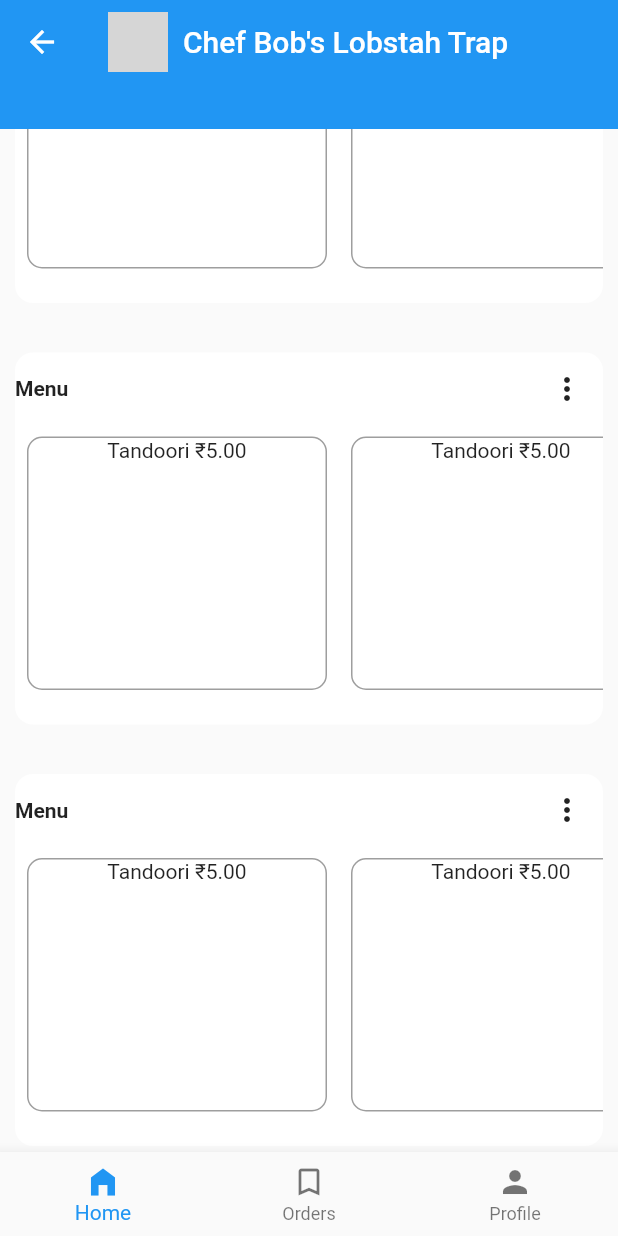
After one commit to pratyushharsh/thelawala, a Flutter app: the HomePage screen opened directly, scrolled down 566 dp, after a tap on the "more vert" icon, on a phone screen of 412 x 824 dp. The commit adds this screen. Run offline on Flutter 3.47's test engine with Material 2 defaults, Android fonts, the phone set to English and light mode, and no system bars; our stand-ins replace bloc, equatable, flutter_bloc; missing offline and left inert: amplify_auth_cognito, amplify_flutter; network calls fail; grey boxes are pictures that could not be loaded.

Commit message:
added dashboard

```diff
--- /dev/null
+++ b/lib/constants/Constants.dart
@@ -0,0 +1,4 @@
+class Constants {
+  static const String DUMMY_IMAGE = 'https://i.pinimg.com/originals/b9/97/af/b997af4ae21e5e3e8f12d55a392c6b16.png';
+  static const String DUMMY_IMAGE_BANNER = 'https://imgmediagumlet.lbb.in/media/2018/11/5c000b6396d8106634423445_1543506787880.jpg?fm=webp&w=750&h=500&dpr=1';
+}
--- a/lib/core/home/screen/home_screen.dart
+++ b/lib/core/home/screen/home_screen.dart
@@ -1,4 +1,7 @@
 import 'package:flutter/material.dart';
+import 'package:thelawala/core/settings/settings.dart';
+import 'package:thelawala/modules/dashboard/detail/dashboard-detail.dart';
+import 'package:thelawala/modules/orders/order-detail.dart';
 
 
 class HomeScreen extends StatelessWidget {
@@ -6,8 +9,45 @@
 
   @override
   Widget build(BuildContext context) {
+    return HomePage();
+  }
+}
+
+class HomePage extends StatefulWidget {
+  const HomePage({Key? key}) : super(key: key);
+
+  @override
+  _HomePageState createState() => _HomePageState();
+}
+
+class _HomePageState extends State<HomePage> {
+  int _selectedIndex = 0;
+
+  static List<Widget> _tabs = [
+    DashboardDetail(),
+    OrderDetail(),
+    Settings()
+  ];
+
+  void _onItemTapped(int index) {
+    setState(() {
+      _selectedIndex = index;
+    });
+  }
+
+  @override
+  Widget build(BuildContext context) {
     return Scaffold(
-      body: Center(child: Text("Home Screen"),),
+      body: _tabs[_selectedIndex],
+      bottomNavigationBar: BottomNavigationBar(
+        items: [
+          BottomNavigationBarItem(icon: Icon(Icons.home_filled), label: "Home"),
+          BottomNavigationBarItem(icon: Icon(Icons.bookmark_border), label: "Orders"),
+          BottomNavigationBarItem(icon: Icon(Icons.person), label: "Profile"),
+        ],
+        currentIndex: _selectedIndex,
+        onTap: _onItemTapped,
+      ),
     );
   }
 }
--- /dev/null
+++ b/lib/modules/dashboard/detail/custom-appbar.dart
@@ -0,0 +1 @@
+import 'package:flutter/material.dart';
--- /dev/null
+++ b/lib/modules/dashboard/detail/custom-silver-appbar-deligate.dart
@@ -0,0 +1,85 @@
+import 'package:flutter/material.dart';
+import 'package:thelawala/constants/Constants.dart';
+import 'package:thelawala/modules/dashboard/detail/profile-card.dart';
+
+class CustomSilverAppBarDelegate extends SliverPersistentHeaderDelegate {
+  final double expandedHeight;
+
+  CustomSilverAppBarDelegate({required this.expandedHeight});
+
+  double disappear(double shrinkOffset) => 1 - shrinkOffset / expandedHeight;
+
+  double appear(double shrinkOffset) => shrinkOffset / expandedHeight;
+
+  @override
+  Widget build(
+      BuildContext context, double shrinkOffset, bool overlapsContent) {
+    final size = 180;
+    final top = expandedHeight - shrinkOffset - size / 2;
+
+    return Stack(
+      fit: StackFit.expand,
+      clipBehavior: Clip.none,
+      children: [
+        buildBackground(shrinkOffset),
+        buildAppBar(shrinkOffset),
+        Positioned(
+          top: top,
+          left: 6,
+          right: 6,
+          child: buildFloating(shrinkOffset),
+        ),
+      ],
+    );
+  }
+
+  Widget buildFloating(double shrinkOffset) => Opacity(
+        opacity: disappear(shrinkOffset),
+        child: Container(
+          child: ProfileCard(),
+          width: double.infinity,
+        ),
+      );
+
+  Widget buildAppBar(double shrinkOffset) => Opacity(
+        opacity: appear(shrinkOffset),
+        child: AppBar(
+          elevation: 0,
+          title: Row(
+            children: [
+              Hero(
+                tag: "profile-logo",
+                child: CircleAvatar(
+                  // radius: 20,
+                  backgroundImage: NetworkImage(
+                    Constants.DUMMY_IMAGE_BANNER,
+                  ),
+                ),
+              ),
+              SizedBox(width: 10,),
+              Text("Chef Bob's Lobstah Trap")
+            ],
+          ),
+          centerTitle: true,
+        ),
+      );
+
+  Widget buildBackground(double shrinkOffset) => Opacity(
+        opacity: disappear(shrinkOffset),
+        child: Image.network(
+          Constants.DUMMY_IMAGE,
+          fit: BoxFit.cover,
+        ),
+      );
+
+  @override
+  double get maxExtent => expandedHeight;
+
+  @override
+  double get minExtent => kToolbarHeight + 30;
+
+  @override
+  bool shouldRebuild(covariant SliverPersistentHeaderDelegate oldDelegate) {
+    return true;
+  }
+}
--- /dev/null
+++ b/lib/modules/dashboard/detail/dashboard-detail.dart
@@ -0,0 +1,130 @@
+import 'package:flutter/cupertino.dart';
+import 'package:flutter/material.dart';
+import 'package:thelawala/constants/Constants.dart';
+import 'package:thelawala/modules/dashboard/detail/vendor-menu.dart';
+
+import 'custom-silver-appbar-deligate.dart';
+
+class DashboardDetail extends StatefulWidget {
+  const DashboardDetail({Key? key}) : super(key: key);
+
+  @override
+  _DashboardDetailState createState() => _DashboardDetailState();
+}
+
+class _DashboardDetailState extends State<DashboardDetail> {
+  bool _pinned = true;
+  bool _snap = false;
+  bool _floating = false;
+
+  Widget buildImage() => SliverToBoxAdapter(
+        child: Container(
+          padding: EdgeInsets.symmetric(horizontal: 6),
+          child: ListView(
+            shrinkWrap: true,
+            primary: false,
+            children: [
+              SizedBox(height: 10,),
+              MenuCard(),
+              MenuCard(),
+              MenuCard(),
+              MenuCard(),
+            ],
+          ),
+        ),
+      );
+
+  @override
+  Widget build(BuildContext context) {
+    return CustomScrollView(
+      slivers: [
+        SliverPersistentHeader(
+          delegate: CustomSilverAppBarDelegate(expandedHeight: 200),
+          pinned: true,
+        ),
+        buildImage(),
+      ],
+    );
+  }
+}
+
+class ProfileBanner extends StatelessWidget {
+  const ProfileBanner({Key? key}) : super(key: key);
+
+  @override
+  Widget build(BuildContext context) {
+    return Stack(
+      children: [
+        Container(
+          child: Image.network(
+            Constants.DUMMY_IMAGE,
+            fit: BoxFit.cover,
+          ),
+          height: 200,
+        ),
+        Positioned(
+          bottom: 0,
+          left: 0,
+          right: 0,
+          child: CircleAvatar(
+            child: Text("PH"),
+            minRadius: 50,
+          ),
+        )
+      ],
+    );
+  }
+}
+
+class DashboardCard extends StatelessWidget {
+  final String header;
+  final Widget child;
+  const DashboardCard({Key? key, required this.header, required this.child})
+      : super(key: key);
+
+  @override
+  Widget build(BuildContext context) {
+    return Container(
+      padding: EdgeInsets.only(top: 25),
+      width: double.infinity,
+      child: Card(
+        shape: RoundedRectangleBorder(
+            borderRadius: BorderRadius.all(Radius.circular(12))),
+        elevation: 0,
+        child: Container(
+          child: Column(
+            crossAxisAlignment: CrossAxisAlignment.start,
+            children: [
+              Row(
+                mainAxisAlignment: MainAxisAlignment.spaceBetween,
+                children: [
+                  Text("Menu",
+                      style:
+                          TextStyle(fontWeight: FontWeight.bold, fontSize: 18)),
+                  IconButton(onPressed: () {}, icon: Icon(Icons.more_vert))
+                ],
+              ),
+              Container(
+                padding: EdgeInsets.only(left: 12, bottom: 15),
+                child: Column(
+                  crossAxisAlignment: CrossAxisAlignment.start,
+                  children: [
+                    Text(
+                      "New Delhi",
+                      style: TextStyle(fontStyle: FontStyle.italic),
+                    ),
+                    Text(
+                      "Chef Bob's Lobstah Trap",
+                      style:
+                          TextStyle(fontWeight: FontWeight.bold, fontSize: 24),
+                    ),
+                  ],
+                ),
+              )
+            ],
+          ),
+        ),
+      ),
+    );
+  }
+}
--- /dev/null
+++ b/lib/modules/dashboard/detail/profile-card.dart
@@ -0,0 +1,83 @@
+import 'package:flutter/material.dart';
+import 'package:thelawala/constants/Constants.dart';
+
+class ProfileCard extends StatelessWidget {
+  const ProfileCard({Key? key}) : super(key: key);
+
+  @override
+  Widget build(BuildContext context) {
+    return Container(
+      child: Stack(
+        children: [
+          Container(
+            padding: EdgeInsets.only(top: 25),
+            width: double.infinity,
+            child: Card(
+              shape: RoundedRectangleBorder(
+                  borderRadius: BorderRadius.all(Radius.circular(12))),
+              elevation: 0,
+              child: Container(
+                child: Column(
+                  crossAxisAlignment: CrossAxisAlignment.start,
+                  children: [
+                    Row(
+                      mainAxisAlignment: MainAxisAlignment.end,
+                      children: [
+                        IconButton(
+                            onPressed: () {}, icon: Icon(Icons.more_vert))
+                      ],
+                    ),
+                    Container(
+                      padding: EdgeInsets.only(left: 12, bottom: 15),
+                      child: Column(
+                        crossAxisAlignment: CrossAxisAlignment.start,
+                        children: [
+                          Text(
+                            "New Delhi | Jaipur | Patna",
+                            style: TextStyle(color: Colors.black87),
+                          ),
+                          Row(
+                            children: [
+                              Text(
+                                "Chef Bob's Lobstah Trap",
+                                style: TextStyle(
+                                    fontWeight: FontWeight.bold, fontSize: 24),
+                              ),
+                              SizedBox(
+                                width: 6,
+                              ),
+                              Icon(
+                                Icons.verified,
+                                color: Colors.green,
+                              )
+                            ],
+                          ),
+                          Text(
+                            "A Moments of Loving Food.",
+                            style: TextStyle(
+                                fontStyle: FontStyle.italic,
+                                color: Colors.grey),
+                          ),
+                        ],
+                      ),
+                    )
+                  ],
+                ),
+              ),
+            ),
+          ),
+          Positioned(
+            top: 0,
+            left: 15,
+            child: CircleAvatar(
+              radius: 30,
+              backgroundImage: NetworkImage(
+                Constants.DUMMY_IMAGE_BANNER,
+              ),
+            ),
+          )
+        ],
+      ),
+    );
+  }
+}
--- /dev/null
+++ b/lib/modules/dashboard/detail/vendor-menu.dart
@@ -0,0 +1,69 @@
+import 'package:flutter/cupertino.dart';
+import 'package:flutter/material.dart';
+
+class MenuCard extends StatelessWidget {
+  const MenuCard({Key? key}) : super(key: key);
+
+  @override
+  Widget build(BuildContext context) {
+    return Container(
+      padding: EdgeInsets.only(top: 25),
+      // width: double.infinity,
+      child: Card(
+        shape: RoundedRectangleBorder(
+            borderRadius: BorderRadius.all(Radius.circular(12))),
+        elevation: 0,
+        child: Container(
+          child: Column(
+            crossAxisAlignment: CrossAxisAlignment.start,
+            children: [
+              Row(
+                mainAxisAlignment: MainAxisAlignment.spaceBetween,
+                children: [
+                  Text(
+                    "Menu",
+                    style: TextStyle(fontWeight: FontWeight.bold),
+                  ),
+                  IconButton(onPressed: () {}, icon: Icon(Icons.more_vert))
+                ],
+              ),
+              Container(
+                height: 200,
+                padding: EdgeInsets.only(bottom: 15),
+                child: ListView(
+                  scrollDirection: Axis.horizontal,
+                  children: [
+                    MenuItemCard(),
+                    MenuItemCard(),
+                    MenuItemCard(),
+                    MenuItemCard(),
+                    MenuItemCard(),
+                    MenuItemCard(),
+                  ],
+                ),
+              )
+            ],
+          ),
+        ),
+      ),
+    );
+  }
+}
+
+class MenuItemCard extends StatelessWidget {
+  const MenuItemCard({Key? key}) : super(key: key);
+
+  @override
+  Widget build(BuildContext context) {
+    return Container(
+      width: 200,
+      margin: EdgeInsets.all(8),
+      decoration: BoxDecoration(
+          border: Border.all(color: Colors.grey),
+          borderRadius: BorderRadius.circular(10)),
+      child: Column(
+        children: [Text("Tandoori ₹5.00")],
+      ),
+    );
+  }
+}
```
Also changed, not shown: lib/core/settings/settings.dart (added, +10 -0 lines), lib/modules/orders/order-detail.dart (added, +10 -0 lines).
